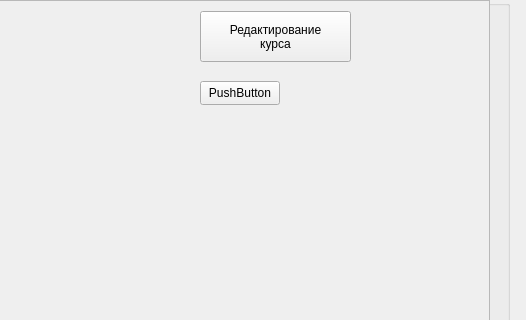
First picture: the form in client/Forms/CoursePage/coursepage.ui, repository sofinvalery/LMS, before the edit; both pictures show x 411 to 937 and y 0 to 320 of the 937 by 637 pixel window.
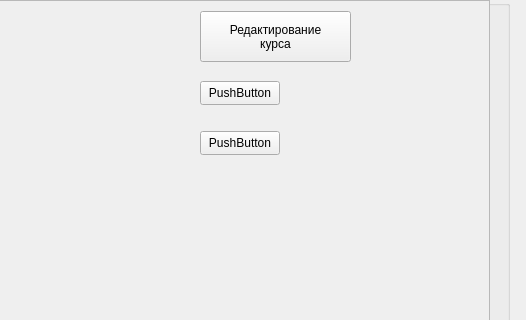
Second picture: the form after the edit.

Diff of the .ui file:
```diff
--- a/client/Forms/CoursePage/coursepage.ui
+++ b/client/Forms/CoursePage/coursepage.ui
@@ -131,6 +131,19 @@
        <string>PushButton</string>
       </property>
      </widget>
+     <widget class="QPushButton" name="checkButton">
+      <property name="geometry">
+       <rect>
+        <x>610</x>
+        <y>130</y>
+        <width>80</width>
+        <height>24</height>
+       </rect>
+      </property>
+      <property name="text">
+       <string>PushButton</string>
+      </property>
+     </widget>
     </widget>
    </widget>
   </widget>
```
